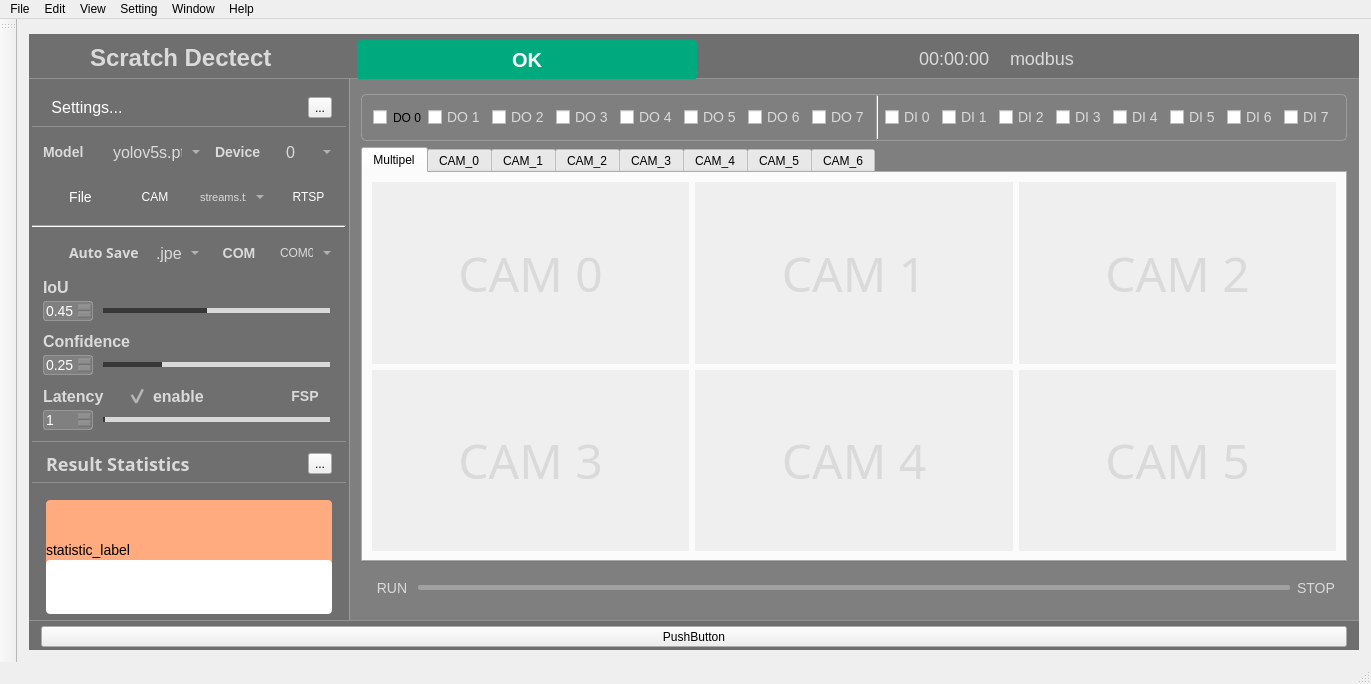
First picture: the form in ui_files/main_win.ui, repository bigcheng123/Scratches-detected, before the edit.
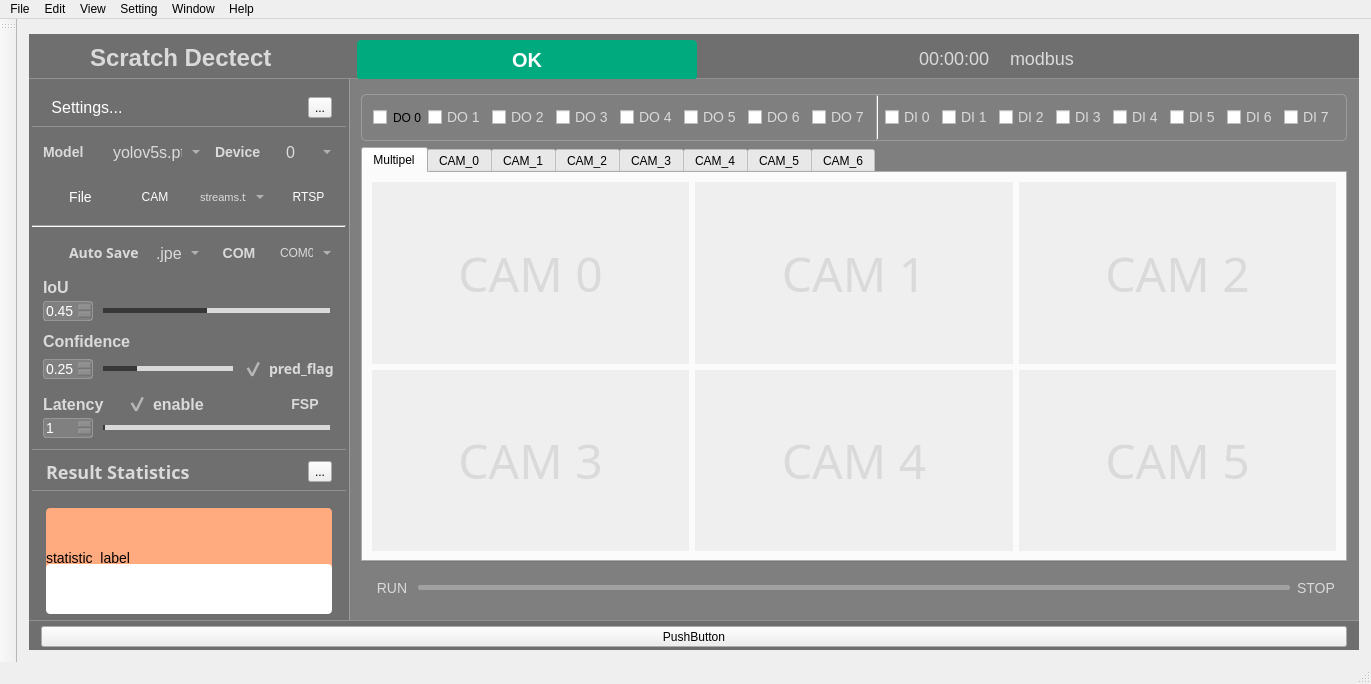
Second picture: the form after the edit. Icons and pictures are not drawn. Custom widgets are drawn as their Qt base class.

Commit message: add parameter pred_flag 20240403

```diff
--- a/ui_files/main_win.ui
+++ b/ui_files/main_win.ui
@@ -1726,6 +1726,54 @@
                   </property>
                  </widget>
                 </item>
+                <item>
+                 <widget class="QCheckBox" name="pred_CheckBox">
+                  <property name="minimumSize">
+                   <size>
+                    <width>0</width>
+                    <height>28</height>
+                   </size>
+                  </property>
+                  <property name="font">
+                   <font>
+                    <family>Microsoft YaHei</family>
+                    <pointsize>-1</pointsize>
+                    <weight>75</weight>
+                    <bold>true</bold>
+                   </font>
+                  </property>
+                  <property name="styleSheet">
+                   <string notr="true">
+QCheckBox
+{font-size: 14px;
+	font-family: &quot;Microsoft YaHei&quot;;
+	font-weight: bold;
+ 		border-radius:9px;
+		background:rgba(66, 195, 255, 0);
+color: rgb(218, 218, 218);;}
+
+QCheckBox::indicator {
+	width: 20px;
+	height: 20px;
+}
+QCheckBox::indicator:unchecked {
+    url(:/icon/ui_files/icon/button-off.png);
+}
+
+QCheckBox::indicator:checked {
+    
+    url(:/icon/ui_files/icon/button-on.png);
+}
+</string>
+                  </property>
+                  <property name="text">
+                   <string>pred_flag</string>
+                  </property>
+                  <property name="checked">
+                   <bool>true</bool>
+                  </property>
+                 </widget>
+                </item>
                </layout>
               </item>
              </layout>
@@ -2158,7 +2206,7 @@
 background-color: rgb(255, 255, 255);
 border-radius:4px;
 font-family: &quot;Microsoft YaHei&quot;;
-font-size: 60px;
+font-size: 40px;
 color: rgb(0, 0, 0);
 }
 </string>
```
The commit also changes 3 other files.
